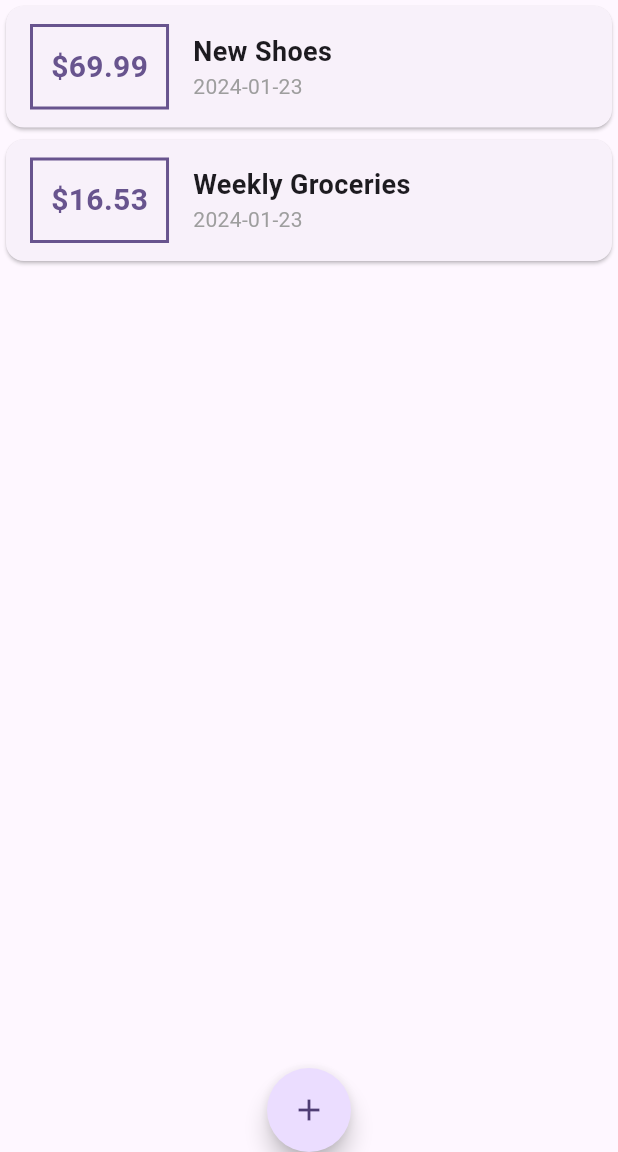
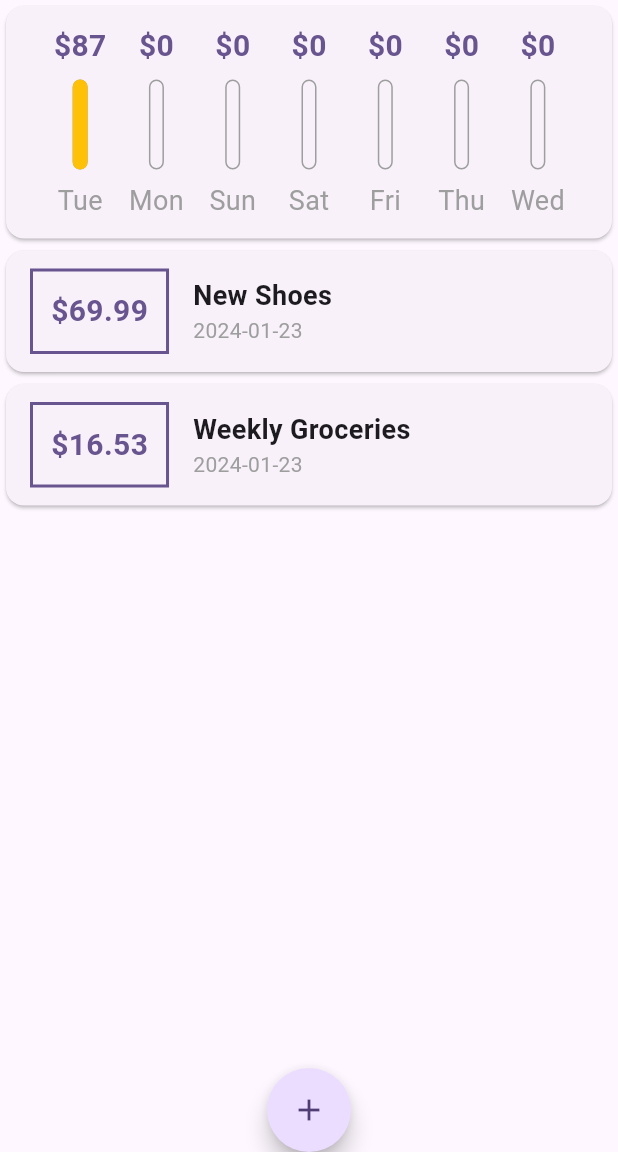
Before and after one commit to x842013824/bill_calendar, a Flutter app: the screen it shows after launch, on a phone screen of 412 x 824 dp, the part 84-1236 px from its top. Run offline on Flutter 3.47's test engine with Material 3 defaults, Android fonts, the light colour scheme and no system bars.

Commit message:
完成上周花费统计柱状图组件功能

```diff
--- a/lib/main.dart
+++ b/lib/main.dart
@@ -1,5 +1,6 @@
 import 'package:flutter/material.dart';
 import './models/transaction.dart';
+import './widghts/chart_card.dart';
 import './widghts/new_transaction.dart';
 import './widghts/transaction_list.dart';
 
@@ -31,6 +32,13 @@ class _MyAppState extends State<MyApp> {
   ];
 
   final GlobalKey<ScaffoldState> _scaffoldKey = GlobalKey();
+
+  List<Transaction> get _recentTransations {
+    final lastDate = DateTime.now().subtract(const Duration(days: 7));
+    return _transactions.where((tx) {
+      return tx.date.isAfter(lastDate);
+    }).toList();
+  }
 
   void _addTransaction(({String title, double amount}) record) {
     final transaction = Transaction(
@@ -86,7 +94,10 @@ class _MyAppState extends State<MyApp> {
           ],
         ),
         body: Column(
-          children: [TransactionList(_transactions)],
+          children: [
+            ChartCard(_recentTransations),
+            TransactionList(_transactions),
+          ],
         ),
         floatingActionButton: FloatingActionButton(
           onPressed: () => _startAddNewTransaction(context),
--- /dev/null
+++ b/lib/widghts/chart_bar.dart
@@ -0,0 +1,65 @@
+import 'package:flutter/material.dart';
+
+class ChartBar extends StatelessWidget {
+  final String day;
+  final double total;
+  final double progress;
+
+  const ChartBar({
+    super.key,
+    required this.day,
+    required this.total,
+    required this.progress,
+  });
+
+  @override
+  Widget build(BuildContext context) {
+    return Column(
+      children: [
+        Text(
+          '\$${total.toStringAsFixed(0)}',
+          style: TextStyle(
+            color: Theme.of(context).colorScheme.primary,
+            fontSize: 20,
+            fontWeight: FontWeight.bold,
+          ),
+          overflow: TextOverflow.ellipsis,
+        ),
+        Container(
+          margin: const EdgeInsets.symmetric(vertical: 8, horizontal: 0),
+          width: 10,
+          height: 60,
+          child: Stack(
+            children: [
+              Container(
+                decoration: BoxDecoration(
+                  border: Border.all(
+                    color: Colors.grey,
+                    width: 1,
+                  ),
+                  borderRadius: BorderRadius.circular(12),
+                ),
+              ),
+              FractionallySizedBox(
+                heightFactor: progress,
+                child: Container(
+                  decoration: BoxDecoration(
+                    color: Colors.amber,
+                    borderRadius: BorderRadius.circular(12),
+                  ),
+                ),
+              ),
+            ],
+          ),
+        ),
+        Text(
+          day,
+          style: const TextStyle(
+            color: Colors.grey,
+            fontSize: 18,
+          ),
+        )
+      ],
+    );
+  }
+}
--- /dev/null
+++ b/lib/widghts/chart_card.dart
@@ -0,0 +1,53 @@
+import 'package:flutter/material.dart';
+import 'package:intl/intl.dart';
+import '../models/transaction.dart';
+import '/widghts/chart_bar.dart';
+
+class ChartCard extends StatelessWidget {
+  final List<Transaction> _recentTransations;
+
+  const ChartCard(this._recentTransations, {super.key});
+
+  List<({String day, double total})> get _groupList {
+    return List.generate(7, (index) {
+      final weekday = DateTime.now().subtract(Duration(days: index));
+
+      double total = _recentTransations.fold(0, (previous, tx) {
+        final date = tx.date;
+        return date.year == weekday.year &&
+                date.month == weekday.month &&
+                date.day == weekday.day
+            ? previous + tx.amount
+            : previous;
+      });
+
+      return (day: DateFormat.E().format(weekday), total: total);
+    }).toList();
+  }
+
+  double get totalAmount {
+    return _recentTransations.fold(0.0, (previous, tx) => tx.amount + previous);
+  }
+
+  @override
+  Widget build(BuildContext context) {
+    return Card(
+      child: Padding(
+        padding: const EdgeInsets.symmetric(vertical: 12, horizontal: 24),
+        child: Row(
+          mainAxisAlignment: MainAxisAlignment.spaceBetween,
+          children: _groupList.map((summary) {
+            return Flexible(
+              fit: FlexFit.tight,
+              child: ChartBar(
+                day: summary.day,
+                total: summary.total,
+                progress: totalAmount == 0 ? 0 : summary.total / totalAmount,
+              ),
+            );
+          }).toList(),
+        ),
+      ),
+    );
+  }
+}
```
